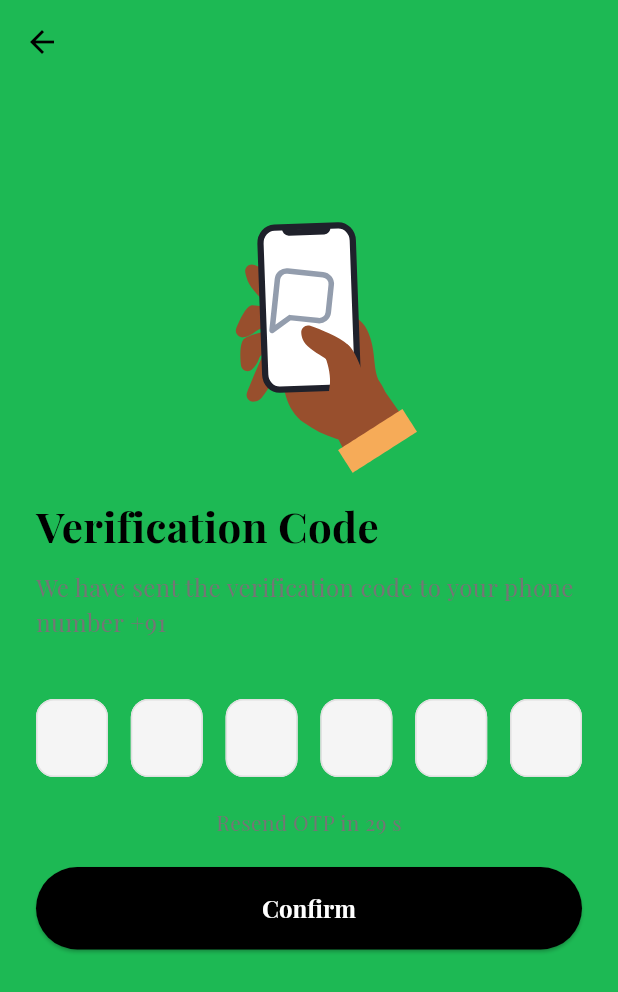
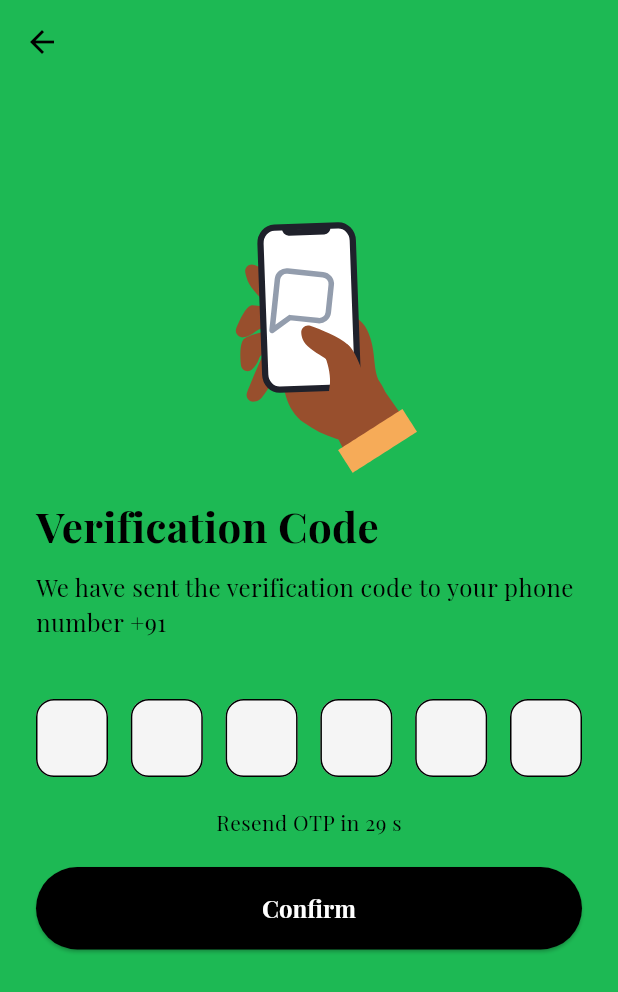
Before and after one commit to PixelOnn/Bitez, a Flutter app: the OtpScreen screen opened directly with empty values, on a phone screen of 412 x 824 dp. Shown: the top 992 px of the screen. Run offline on Flutter 3.47's test engine with Material 3 defaults, Android fonts, the phone set to English and light mode, and no system bars; our stand-ins replace cloud_firestore, device_info_plus, firebase_auth, firebase_core, firebase_messaging, geocoding and 4 more; accounts and stored records are empty.

Commit message:
login and otp ui

```diff
--- a/lib/screens/comman auth/view/login_screen.dart
+++ b/lib/screens/comman auth/view/login_screen.dart
@@ -62,7 +62,7 @@ class _LoginScreenState extends State<LoginScreen> {
                   const SizedBox(height: 10),
                   Text(
                     "Enter your phone number",
-                    style: TextStyle(fontSize: 16, color: Colors.grey[600]),
+                    style: TextStyle(fontSize: 16, color: Colors.black),
                   ),
                   const SizedBox(height: 30),
                   const Text(
--- a/lib/screens/comman auth/view/otp_screen.dart
+++ b/lib/screens/comman auth/view/otp_screen.dart
@@ -144,7 +144,7 @@ class _OtpScreenState extends State<OtpScreen> {
                 const SizedBox(height: 10),
                 Text(
                   "We have sent the verification code to your phone number +91 ${widget.phoneNumber}",
-                  style: TextStyle(fontSize: 16, color: Colors.grey[600]),
+                  style: TextStyle(fontSize: 16, color: Colors.black),
                 ),
                 const SizedBox(height: 40),
                 Row(
@@ -166,11 +166,11 @@ class _OtpScreenState extends State<OtpScreen> {
                           const EdgeInsets.symmetric(vertical: 12),
                           border: OutlineInputBorder(
                             borderRadius: BorderRadius.circular(12),
-                            borderSide: BorderSide(color: Colors.grey.shade300),
+                            borderSide: BorderSide(color: Colors.black),
                           ),
                           enabledBorder: OutlineInputBorder(
                             borderRadius: BorderRadius.circular(12),
-                            borderSide: BorderSide(color: Colors.grey.shade300),
+                            borderSide: BorderSide(color: Colors.black),
                           ),
                         ),
                       ),
@@ -184,7 +184,7 @@ class _OtpScreenState extends State<OtpScreen> {
                   child: _isTimerRunning
                       ? Text(
                     "Resend OTP in $_timerSeconds s",
-                    style: TextStyle(color: Colors.grey[600]),
+                    style: TextStyle(color: Colors.black),
                   )
                       : TextButton(
                     onPressed: _resendOtp,
```
